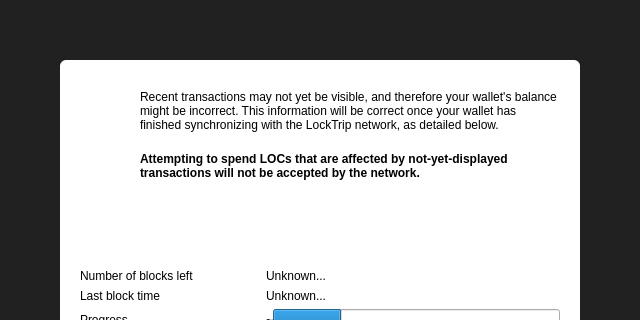
The window that src/qt/forms/modaloverlay.ui (Hydra-Chain/node) describes before a commit, drawn with Qt 5; both pictures show x 0 to 640 and y 0 to 320 of the 640 by 513 pixel window.
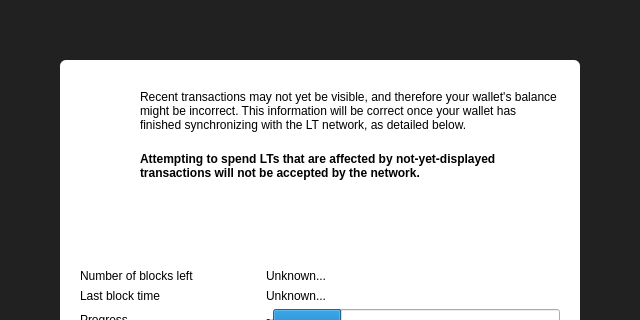
The same window after the commit. Icons and pictures are not drawn. Custom widgets are drawn as their Qt base class.

```diff
--- a/src/qt/forms/modaloverlay.ui
+++ b/src/qt/forms/modaloverlay.ui
@@ -150,7 +150,7 @@
                  <item>
                   <widget class="QLabel" name="infoText">
                    <property name="text">
-                    <string>Recent transactions may not yet be visible, and therefore your wallet's balance might be incorrect. This information will be correct once your wallet has finished synchronizing with the LockTrip network, as detailed below.</string>
+                    <string>Recent transactions may not yet be visible, and therefore your wallet's balance might be incorrect. This information will be correct once your wallet has finished synchronizing with the LT network, as detailed below.</string>
                    </property>
                    <property name="textFormat">
                     <enum>Qt::RichText</enum>
@@ -169,7 +169,7 @@
                     </font>
                    </property>
                    <property name="text">
-                    <string>Attempting to spend LOCs that are affected by not-yet-displayed transactions will not be accepted by the network.</string>
+                    <string>Attempting to spend LTs that are affected by not-yet-displayed transactions will not be accepted by the network.</string>
                    </property>
                    <property name="textFormat">
                     <enum>Qt::RichText</enum>
```
